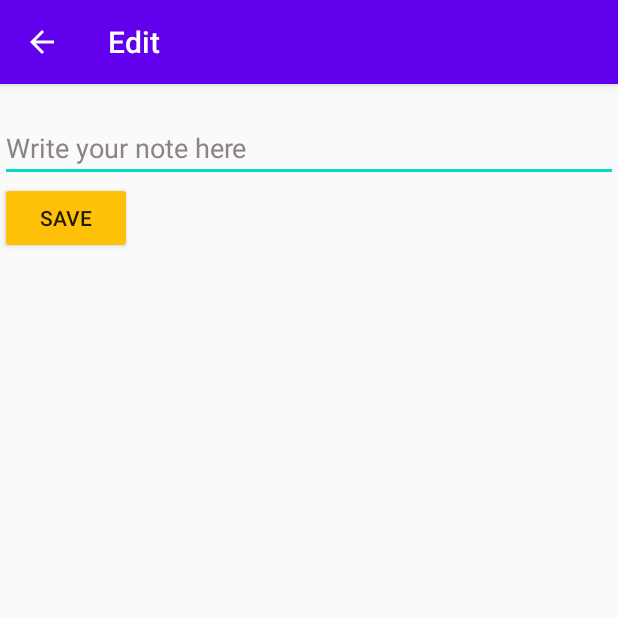
After one commit to Yscorexm/ARGo, an Android app: the EditActivity screen opened directly, with no data from a screen before it, on a phone screen of 412 x 824 dp, the top half of it. The commit adds this screen. Run offline under Robolectric (Android 15) with nearby library versions, the phone set to English and light mode, and no system bars.

Commit message:
Create and Edit note

```diff
--- a/app/build.gradle
+++ b/app/build.gradle
@@ -55,7 +55,7 @@ dependencies {
     implementation "com.squareup.okhttp3:logging-interceptor:4.0.0"
 
     // Maps & Location
-    implementation 'com.google.android.gms:play-services-location:17.0.0'
+    implementation 'com.google.android.gms:play-services-location:19.0.1'
     implementation 'com.google.android.gms:play-services-maps:17.0.0'
     implementation 'com.google.maps.android:maps-utils-ktx:0.2'
 }
--- a/app/src/main/AndroidManifest.xml
+++ b/app/src/main/AndroidManifest.xml
@@ -22,6 +22,7 @@
     <!-- Both "AR Optional" and "AR Required" apps require CAMERA permission. -->
     <uses-permission android:name="android.permission.CAMERA" />
 
+    <uses-permission android:name="android.permission.ACCESS_COARSE_LOCATION" />
     <uses-permission android:name="android.permission.ACCESS_FINE_LOCATION" />
 
     <!-- Sceneform requires OpenGL ES 3.0 or later. -->
@@ -53,6 +54,11 @@
             android:value="@string/google_maps_key" />
 
         <activity
+            android:name=".EditActivity"
+            android:label="Edit"
+            android:parentActivityName=".MainActivity" />
+
+        <activity
             android:name="com.google.codelabs.findnearbyplacesar.MainActivity"
             android:label="@string/app_name"
             android:theme="@style/AppTheme.NoActionBar">
--- /dev/null
+++ b/app/src/main/java/com/google/codelabs/findnearbyplacesar/EditActivity.kt
@@ -0,0 +1,23 @@
+package com.google.codelabs.findnearbyplacesar
+
+import android.content.Intent
+import androidx.appcompat.app.AppCompatActivity
+import android.os.Bundle
+import android.view.View
+import android.widget.EditText
+
+class EditActivity : AppCompatActivity() {
+    override fun onCreate(savedInstanceState: Bundle?) {
+        super.onCreate(savedInstanceState)
+        setContentView(R.layout.activity_edit)
+
+    }
+
+    fun saveNote(view: View?) {
+        val editText = findViewById<EditText>(R.id.message)
+        val intent = Intent()
+        intent.putExtra("message", editText.text.toString())
+        setResult(RESULT_OK, intent)
+        finish()
+    }
+}
--- /dev/null
+++ b/app/src/main/res/layout/activity_edit.xml
@@ -0,0 +1,31 @@
+<?xml version="1.0" encoding="utf-8"?>
+<LinearLayout xmlns:android="http://schemas.android.com/apk/res/android"
+    xmlns:tools="http://schemas.android.com/tools"
+    android:layout_width="match_parent"
+    android:layout_height="match_parent"
+    android:orientation="vertical"
+    tools:context=".EditActivity">
+
+
+    <EditText
+        android:id="@+id/message"
+        android:layout_width="match_parent"
+        android:layout_height="wrap_content"
+        android:layout_marginTop="20dp"
+        android:ems="10"
+        android:gravity="start|top"
+        android:inputType="textMultiLine"
+        android:text="Write your note here"
+        android:textColor="#8C8484"
+        android:textSize="18sp" />
+
+    <Button
+        android:id="@+id/button2"
+        android:layout_width="wrap_content"
+        android:layout_height="wrap_content"
+        android:backgroundTint="#FFC107"
+        android:onClick="saveNote"
+        android:text="Save" />
+
+
+</LinearLayout>
```
Also changed, not shown: app/src/main/java/com/google/codelabs/findnearbyplacesar/MainActivity.kt (+68 -32 lines), app/src/main/java/com/google/codelabs/findnearbyplacesar/ar/PlaceNode.kt (+14 -10 lines).
